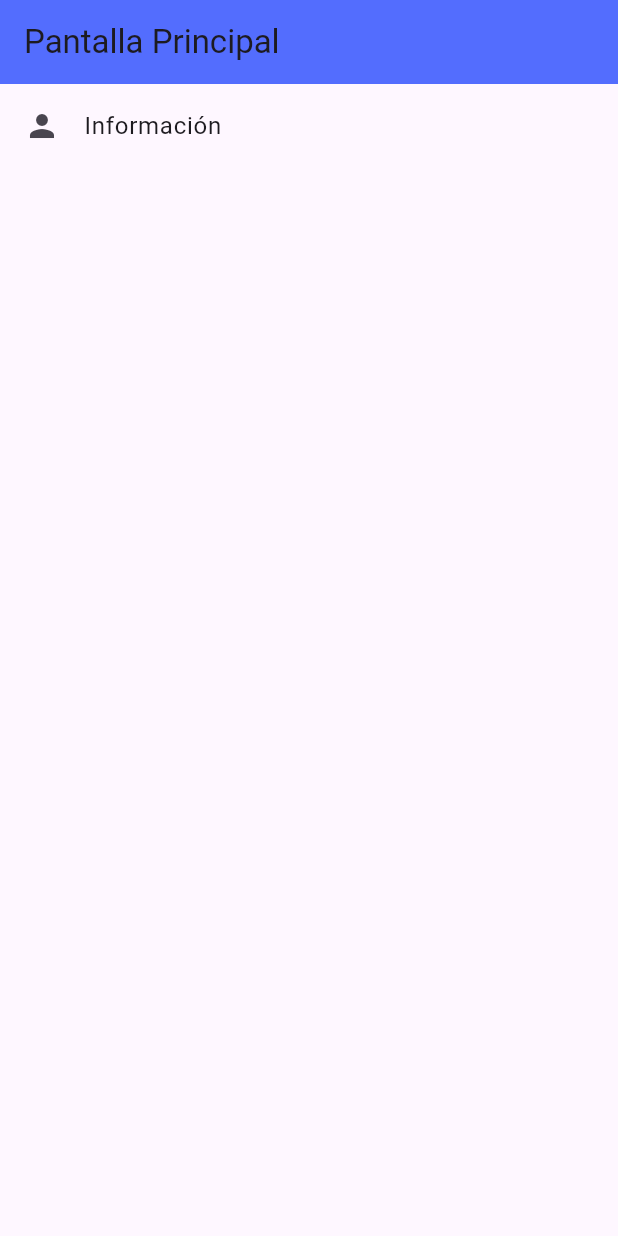
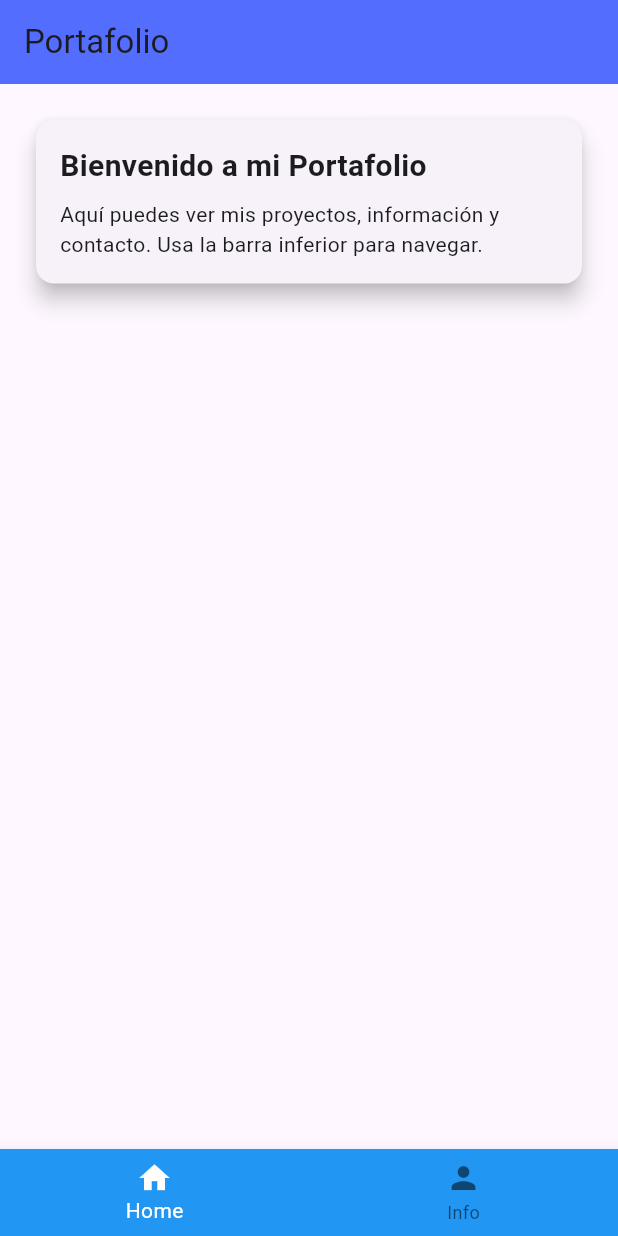
Before and after one commit to Ginosaurio04/Nueva-carpeta, a Flutter app: the screen it shows after launch, on a phone screen of 412 x 824 dp. Run offline on Flutter 3.47's test engine with Material 3 defaults, Android fonts, the phone set to English and light mode, and no system bars.

Commit message:
agregados adicionales para la forma

```diff
--- a/flutter_application_portafolio/lib/routes/app_routes.dart
+++ b/flutter_application_portafolio/lib/routes/app_routes.dart
@@ -2,6 +2,7 @@ import 'package:flutter/material.dart';
 import 'package:flutter_application_portafolio/models/menu_options.dart';
 import 'package:flutter_application_portafolio/screens/home_screen.dart';
 import 'package:flutter_application_portafolio/screens/info_screen.dart';
+import 'package:flutter_application_portafolio/screens/videojuegos_screen.dart';
 
 class AppRoutes {
   static const initialRoute = 'home';
@@ -12,6 +13,12 @@ class AppRoutes {
       icon: Icons.person,
       title: 'Información',
       screen: const info_screen(title: 'Información'),
+    ),
+    MenuOptions(
+      route: '/videojuegos',
+      icon: Icons.videogame_asset,
+      title: 'Videojuegos',
+      screen: const videojuegos_screen(title: 'Videojuegos'),
     ),
   ];
 
--- a/flutter_application_portafolio/lib/screens/home_screen.dart
+++ b/flutter_application_portafolio/lib/screens/home_screen.dart
@@ -1,33 +1,75 @@
 import 'package:flutter/material.dart';
 import 'package:flutter_application_portafolio/routes/app_routes.dart';
 
-class HomeScreen extends StatelessWidget {
+class HomeScreen extends StatefulWidget {
   const HomeScreen({super.key, required this.title});
 
   final String title;
 
   @override
+  State<HomeScreen> createState() => _HomeScreenState();
+}
+
+class _HomeScreenState extends State<HomeScreen> {
+  int _selectedIndex = 0;
+
+  void _onItemTapped(int index) {
+    setState(() {
+      _selectedIndex = index;
+    });
+
+    // Si el usuario pulsa la pestaña de Información, navegamos a la ruta correspondiente
+    if (index == 1) {
+      Navigator.pushNamed(context, '/info');
+    }
+  }
+
+  @override
   Widget build(BuildContext context) {
-    final options = AppRoutes.menuOptions;
-
     return Scaffold(
       appBar: AppBar(
         backgroundColor: Colors.indigoAccent,
-        title: Text('Pantalla Principal'),
+        title: const Text('Portafolio'),
       ),
-      body: ListView.separated(
-        itemCount: options.length,
-        separatorBuilder: (_, __) => const Divider(),
-        itemBuilder: (context, index) {
-          final opt = options[index];
-          return ListTile(
-            leading: Icon(opt.icon),
-            title: Text(opt.title),
-            onTap: () {
-              Navigator.pushNamed(context, opt.route);
-            },
-          );
-        },
+      // BottomNavigationBar para cambiar de pantalla
+      bottomNavigationBar: BottomNavigationBar(
+        backgroundColor: Colors.blue,
+        currentIndex: _selectedIndex,
+        onTap: _onItemTapped,
+        selectedItemColor: Colors.white,
+        items: const <BottomNavigationBarItem>[
+          BottomNavigationBarItem(icon: Icon(Icons.home), label: 'Home'),
+          BottomNavigationBarItem(icon: Icon(Icons.person), label: 'Info'),
+        ],
+      ),
+      body: ListView(
+        padding: const EdgeInsets.all(20.0),
+        children: <Widget>[
+          // Card en la parte superior del Home
+          Card(
+            elevation: 6,
+            shape: RoundedRectangleBorder(
+              borderRadius: BorderRadius.circular(12),
+            ),
+            child: Padding(
+              padding: const EdgeInsets.all(16.0),
+              child: Column(
+                crossAxisAlignment: CrossAxisAlignment.start,
+                children: const [
+                  Text(
+                    'Bienvenido a mi Portafolio',
+                    style: TextStyle(fontSize: 20, fontWeight: FontWeight.bold),
+                  ),
+                  SizedBox(height: 8),
+                  Text(
+                    'Aquí puedes ver mis proyectos, información y contacto. Usa la barra inferior para navegar.',
+                  ),
+                ],
+              ),
+            ),
+          ),
+          const SizedBox(height: 20),
+        ],
       ),
     );
   }
--- a/flutter_application_portafolio/lib/screens/info_screen.dart
+++ b/flutter_application_portafolio/lib/screens/info_screen.dart
@@ -1,8 +1,28 @@
 import 'package:flutter/material.dart';
 import 'package:url_launcher/url_launcher.dart';
 
-class info_screen extends StatelessWidget {
+class info_screen extends StatefulWidget {
   const info_screen({super.key, required this.title});
+
+  final String title;
+
+  @override
+  State<info_screen> createState() => _info_screenState();
+}
+
+class _info_screenState extends State<info_screen> {
+  int _selectedIndex = 0;
+
+  void _onItemTapped(int index) {
+    setState(() {
+      _selectedIndex = index;
+    });
+
+    // Si el usuario pulsa la pestaña de Información, navegamos a la ruta correspondiente
+    if (index == 1) {
+      Navigator.pushNamed(context, '/info');
+    }
+  }
 
   Future<void> _launchURL(BuildContext context, String url) async {
     final uri = Uri.parse(url);
@@ -23,14 +43,21 @@ class info_screen extends StatelessWidget {
     }
   }
 
-  final String title;
-
   @override
   Widget build(BuildContext context) {
     return Scaffold(
       appBar: AppBar(
         backgroundColor: Colors.purple,
         title: Text('Acerca del Desarrollador'),
+      ),
+      bottomNavigationBar: BottomNavigationBar(
+        currentIndex: _selectedIndex,
+        onTap: _onItemTapped,
+        selectedItemColor: const Color(0xFF9C27B0), // Color púrpura
+        items: const <BottomNavigationBarItem>[
+          BottomNavigationBarItem(icon: Icon(Icons.home), label: 'Home'),
+          BottomNavigationBarItem(icon: Icon(Icons.person), label: 'Info'),
+        ],
       ),
       body: ListView(
         padding: const EdgeInsets.all(20.0),
@@ -90,7 +117,11 @@ class info_screen extends StatelessWidget {
             child: Column(
               children: <Widget>[
                 ListTile(
-                  leading: const Icon(Icons.gamepad, color: Colors.redAccent),
+                  // Navegar a la pantalla de videojuegos
+                  onTap: () {
+                    Navigator.pushNamed(context, '/videojuegos');
+                  },
+                  leading: const Icon(Icons.videogame_asset, color: Colors.redAccent),
                   title: const Text('VideoJuegos Favoritos'),
                   subtitle: const Text(
                     'The Last of Us, God of war 3, Final Fantasy 7',
```
Also changed, not shown: flutter_application_portafolio/lib/screens/videojuegos_screen.dart (added, +65 -0 lines), parte que quite del codigo.txt (added, +15 -0 lines).
